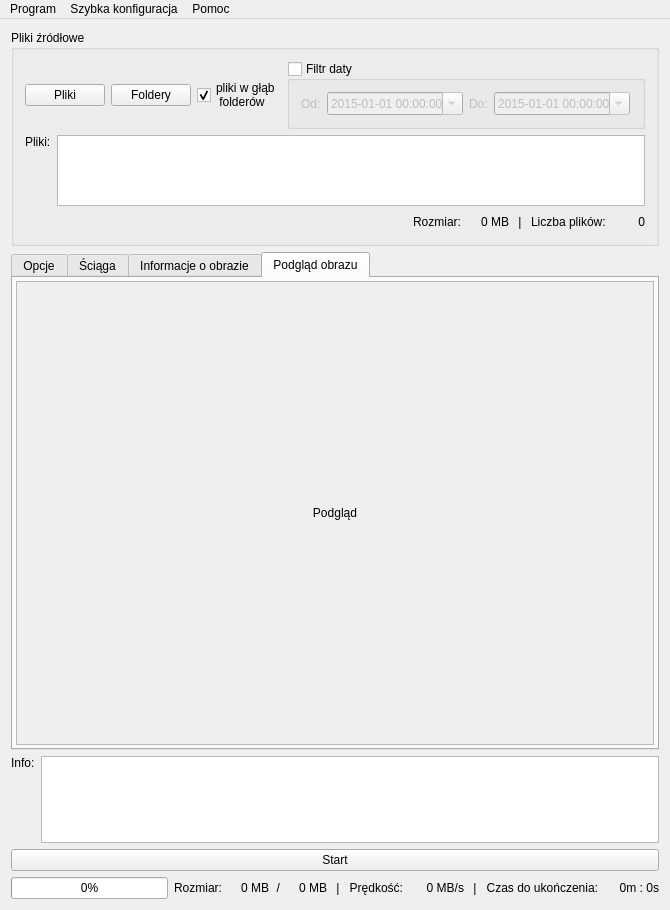
Before: the Qt Designer form PhotoDateOrganizer/MainWindow.ui in killdaclick/photodateorganizer, drawn with Qt 5.
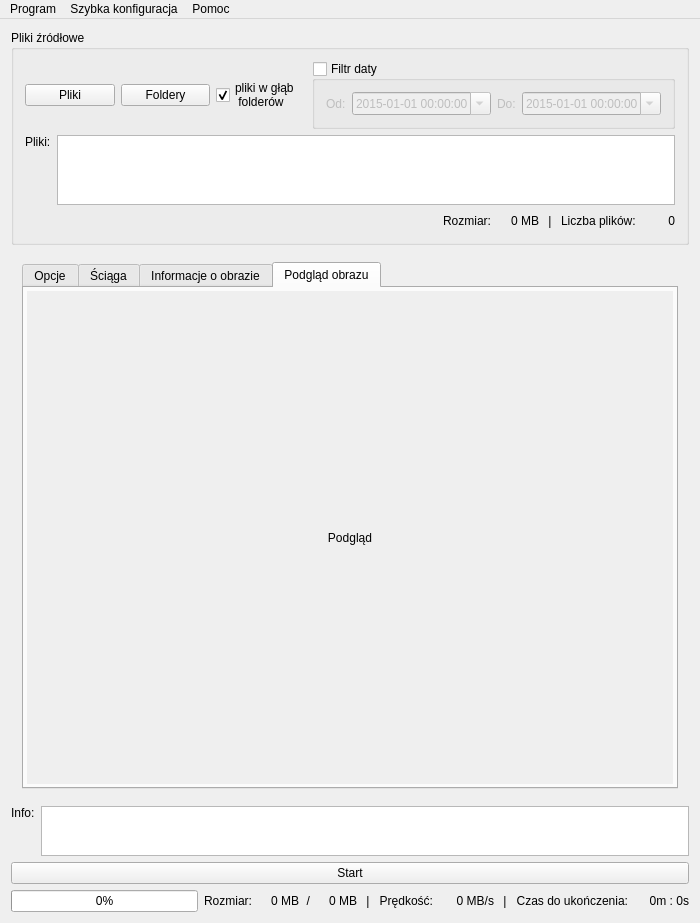
After: the same form once the commit is applied. The open tabs and pages were chosen to show the change. Icons and pictures are not drawn. Custom widgets are drawn as their Qt base class.

```diff
--- a/PhotoDateOrganizer/MainWindow.ui
+++ b/PhotoDateOrganizer/MainWindow.ui
@@ -9,14 +9,14 @@
    <rect>
     <x>0</x>
     <y>0</y>
-    <width>670</width>
-    <height>910</height>
+    <width>700</width>
+    <height>923</height>
    </rect>
   </property>
   <property name="minimumSize">
    <size>
-    <width>610</width>
-    <height>910</height>
+    <width>576</width>
+    <height>427</height>
    </size>
   </property>
   <property name="maximumSize">
@@ -48,7 +48,7 @@
    <bool>false</bool>
   </property>
   <widget class="QWidget" name="centralWidget">
-   <layout class="QVBoxLayout" name="verticalLayout" stretch="5,0,2,0,0">
+   <layout class="QVBoxLayout" name="verticalLayout" stretch="5,100,2,0,0">
     <item>
      <widget class="QGroupBox" name="groupBox">
       <property name="minimumSize">
@@ -340,6 +340,30 @@
      </widget>
     </item>
     <item>
+     <widget class="QScrollArea" name="scrollArea_2">
+      <property name="frameShape">
+       <enum>QFrame::NoFrame</enum>
+      </property>
+      <property name="frameShadow">
+       <enum>QFrame::Sunken</enum>
+      </property>
+      <property name="lineWidth">
+       <number>0</number>
+      </property>
+      <property name="widgetResizable">
+       <bool>true</bool>
+      </property>
+      <widget class="QWidget" name="scrollAreaWidgetContents_2">
+       <property name="geometry">
+        <rect>
+         <x>0</x>
+         <y>0</y>
+         <width>682</width>
+         <height>546</height>
+        </rect>
+       </property>
+       <layout class="QVBoxLayout" name="verticalLayout_14">
+        <item>
      <widget class="QTabWidget" name="tabs">
       <property name="toolTip">
        <string/>
@@ -1101,6 +1125,12 @@
         </property>
         <item row="0" column="0">
          <widget class="ImgPreviewArea" name="scrollArea">
+              <property name="frameShape">
+               <enum>QFrame::NoFrame</enum>
+              </property>
+              <property name="lineWidth">
+               <number>0</number>
+              </property>
           <property name="widgetResizable">
            <bool>true</bool>
           </property>
@@ -1109,8 +1139,8 @@
             <rect>
              <x>0</x>
              <y>0</y>
-             <width>638</width>
-             <height>433</height>
+                 <width>636</width>
+                 <height>493</height>
             </rect>
            </property>
            <layout class="QVBoxLayout" name="verticalLayout_8">
@@ -1132,6 +1162,10 @@
       </widget>
      </widget>
     </item>
+       </layout>
+      </widget>
+     </widget>
+    </item>
     <item>
      <layout class="QHBoxLayout" name="horizontalLayout_5">
       <property name="topMargin">
@@ -1382,7 +1416,7 @@
     <rect>
      <x>0</x>
      <y>0</y>
-     <width>670</width>
+     <width>700</width>
      <height>21</height>
     </rect>
    </property>
```
Lines whose indentation alone changed are shown as unchanged.
